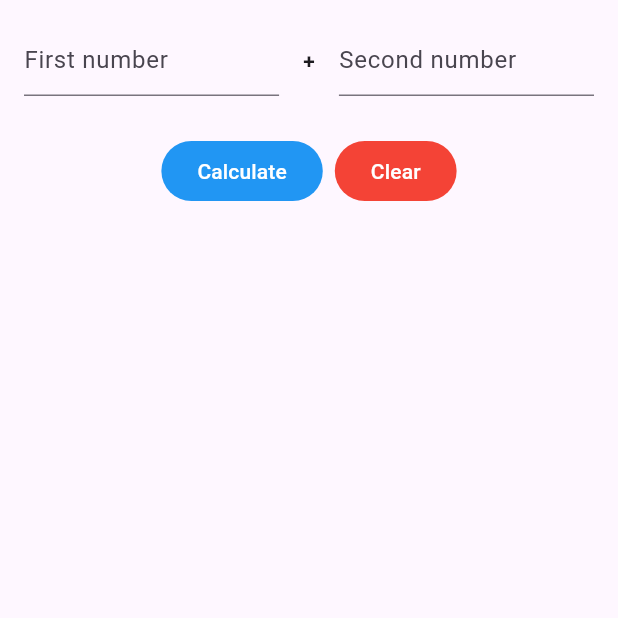
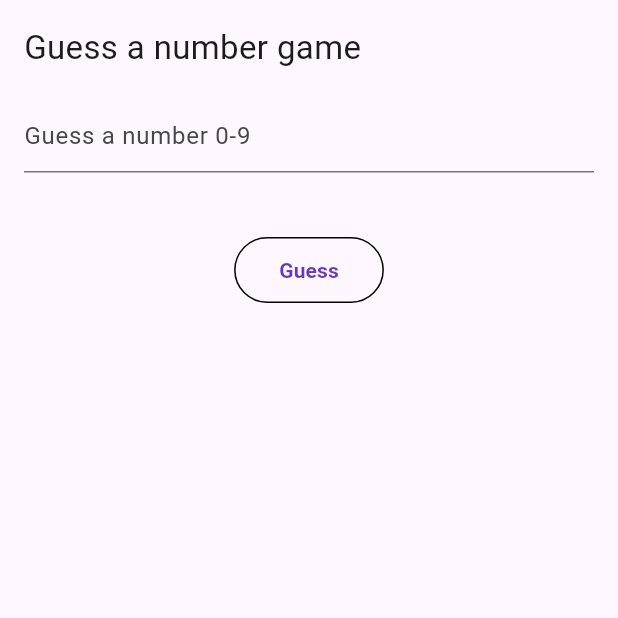
Before and after one commit to noobydev546/moblieapp, a Flutter app: the screen it shows after launch, on a phone screen of 412 x 824 dp, the top half of it. Run offline on Flutter 3.47's test engine with Material 3 defaults, Android fonts, the phone set to English and light mode, and no system bars.

Commit message:
Fix: add padding to assignment 2, Complete assignment 3

```diff
--- a/lib/main.dart
+++ b/lib/main.dart
@@ -1,6 +1,6 @@
 import 'package:flutter/material.dart';
-import 'package:moblieapp/week05/assignment2.dart';
+import 'package:moblieapp/week05/assignment3.dart';
 
 void main() {
-  runApp(MaterialApp(home: Assignment2(), debugShowCheckedModeBanner: false));
+  runApp(MaterialApp(home: Assignment3(), debugShowCheckedModeBanner: false));
 }
--- /dev/null
+++ b/lib/week05/assignment3.dart
@@ -0,0 +1,120 @@
+import 'dart:math';
+import 'package:flutter/material.dart';
+
+class Assignment3 extends StatefulWidget {
+  const Assignment3({super.key});
+
+  @override
+  State<Assignment3> createState() => _Assignment3State();
+}
+
+class _Assignment3State extends State<Assignment3> {
+  TextEditingController tcGuess = TextEditingController();
+  String result = '';
+  int answer = Random().nextInt(10);
+  int chancesLeft = 3;
+  bool gameOver = false;
+
+  void guess() {
+    if (gameOver) {
+      replay();
+      return;
+    }
+
+    int? userGuess = int.tryParse(tcGuess.text);
+    if (userGuess == null) {
+      setState(() {
+        result = 'Please enter a number';
+      });
+      return;
+    }
+
+    setState(() {
+      chancesLeft--;
+
+      if (userGuess == answer) {
+        result = 'Correct, you win!';
+        gameOver = true;
+      } else if (chancesLeft == 0) {
+        result = 'Sorry, you lose. The answer is $answer';
+        gameOver = true;
+      } else if (userGuess > answer) {
+        result = '$userGuess is too large, $chancesLeft Chance(s) left!';
+      } else {
+        result = '$userGuess is too small, $chancesLeft Chance(s) left!';
+      }
+
+      tcGuess.clear();
+    });
+  }
+
+  void replay() {
+    setState(() {
+      answer = Random().nextInt(10);
+      chancesLeft = 3;
+      result = '';
+      gameOver = false;
+      tcGuess.clear();
+    });
+  }
+
+  @override
+  Widget build(BuildContext context) {
+    return Scaffold(
+      body: SafeArea(
+        child: Padding(
+          padding: const EdgeInsets.all(16.0),
+          child: Column(
+            crossAxisAlignment: CrossAxisAlignment.start,
+            children: [
+              const Text('Guess a number game', style: TextStyle(fontSize: 22)),
+              const SizedBox(height: 20),
+              TextField(
+                controller: tcGuess,
+                keyboardType: TextInputType.number,
+                enabled: !gameOver,
+                decoration: const InputDecoration(
+                  hintText: 'Guess a number 0-9',
+                  border: UnderlineInputBorder(),
+                ),
+              ),
+              const SizedBox(height: 10),
+              Center(
+                child: Column(
+                  children: [
+                    Text(
+                      result,
+                      style: const TextStyle(fontSize: 14, color: Colors.red),
+                      textAlign: TextAlign.center,
+                    ),
+                    const SizedBox(height: 10),
+                    OutlinedButton(
+                      style: OutlinedButton.styleFrom(
+                        side: const BorderSide(color: Colors.black, width: 1),
+                        shape: RoundedRectangleBorder(
+                          borderRadius: BorderRadius.circular(30),
+                        ),
+                        padding: const EdgeInsets.symmetric(
+                          horizontal: 30,
+                          vertical: 12,
+                        ),
+                      ),
+                      onPressed: guess,
+                      child: Text(
+                        gameOver ? 'Replay' : 'Guess',
+                        style: const TextStyle(
+                          fontWeight: FontWeight.bold,
+                          color: Colors.deepPurple,
+                        ),
+                      ),
+                    ),
+                  ],
+                ),
+              ),
+            ],
+          ),
+        ),
+      ),
+    );
+  }
+}
```
Also changed, not shown: lib/week05/assignment2.dart (+7 -1 lines).
